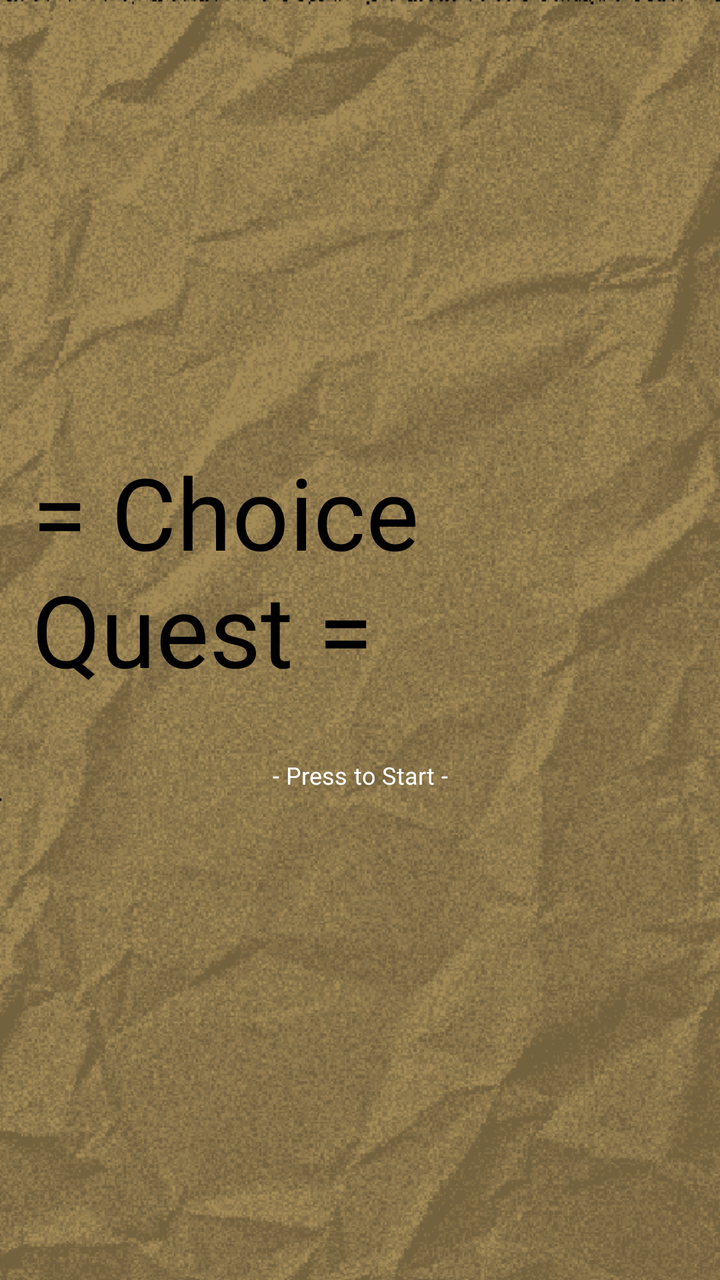
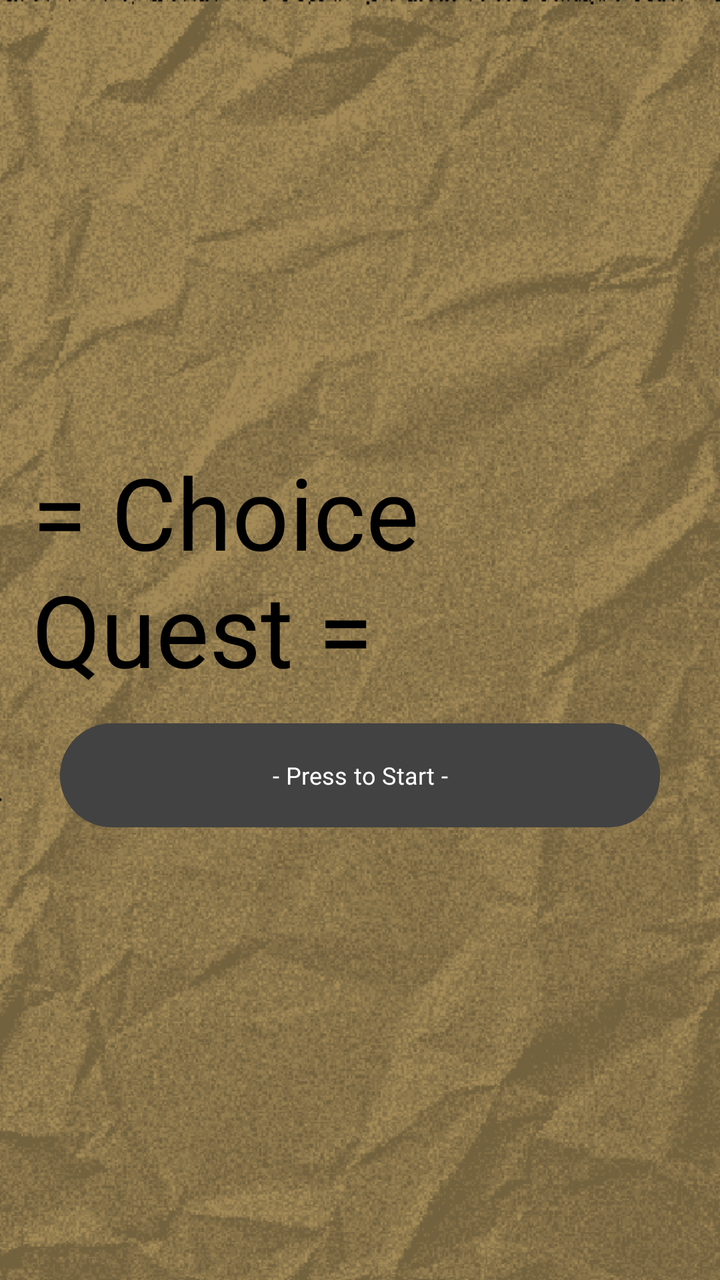

Screens rendered from an Android XML layout before and after an edit, with the pre-edit source and the edit as a unified diff.
<!-- AndroidManifest.xml: application theme Theme.ChoiceQuest -->
<!-- res/layout/activity_main.xml -->
<?xml version="1.0" encoding="utf-8"?>
<LinearLayout xmlns:android="http://schemas.android.com/apk/res/android"
    xmlns:tools="http://schemas.android.com/tools"
    android:id="@+id/main"
    android:layout_width="match_parent"
    android:layout_height="match_parent"
    android:gravity="center"
    android:orientation="vertical"
    android:background="@drawable/papertexture_"
    android:backgroundTint="#f8e7c2"
    android:backgroundTintMode="multiply"
    android:padding="16dp"
    tools:context=".MainActivity">

    <TextView
        android:layout_width="wrap_content"
        android:layout_height="wrap_content"
        android:text="= Choice Quest ="
        android:textSize="50sp"
        android:textColor="#000000"
        android:fontFamily="@font/pixelgame_font" />

    <Button
        android:layout_width="300dp"
        android:layout_height="60dp"
        android:layout_marginTop="10dp"
        android:background="@android:color/transparent"
        android:text="- Press to Start -"
        android:textSize="12sp"
        android:fontFamily="@font/quest_font"
        android:onClick="mainActivity" />

</LinearLayout>
<!-- resources referenced by this layout -->
<resources>
  <!-- drawable papertexture_: png bitmap (drawable, 156948 bytes) -->
  <style name="Theme.ChoiceQuest" parent="Base.Theme.ChoiceQuest" />
  <style name="Base.Theme.ChoiceQuest" parent="Theme.Material3.DayNight.NoActionBar">
          
          
      </style>
</resources>

<!-- the commit's change to res/layout/activity_main.xml (unified diff, before → after) -->
@@ -17,17 +17,19 @@
         android:layout_height="wrap_content"
         android:text="= Choice Quest ="
         android:textSize="50sp"
-        android:textColor="#000000"
+        android:textColor="@color/black"
         android:fontFamily="@font/pixelgame_font" />
 
     <Button
         android:layout_width="300dp"
         android:layout_height="60dp"
         android:layout_marginTop="10dp"
-        android:background="@android:color/transparent"
+        android:backgroundTint="@color/cardview_dark_background"
+        android:gravity="center"
+        android:textColor="@color/white"
+        android:fontFamily="@font/quest_font"
+        android:onClick="mainActivity"
         android:text="- Press to Start -"
-        android:textSize="12sp"
-        android:fontFamily="@font/quest_font"
-        android:onClick="mainActivity" />
+        android:textSize="12sp" />
 
 </LinearLayout>
<!-- resource entries referenced after the edit -->
@@ -1,5 +1,7 @@
 <!-- resources referenced by this layout -->
 <resources>
+  <color name="black">#000000</color>
+  <color name="white">#FFFFFF</color>
   <!-- drawable papertexture_: png bitmap (drawable, 156948 bytes) -->
   <style name="Theme.ChoiceQuest" parent="Base.Theme.ChoiceQuest" />
   <style name="Base.Theme.ChoiceQuest" parent="Theme.Material3.DayNight.NoActionBar">
